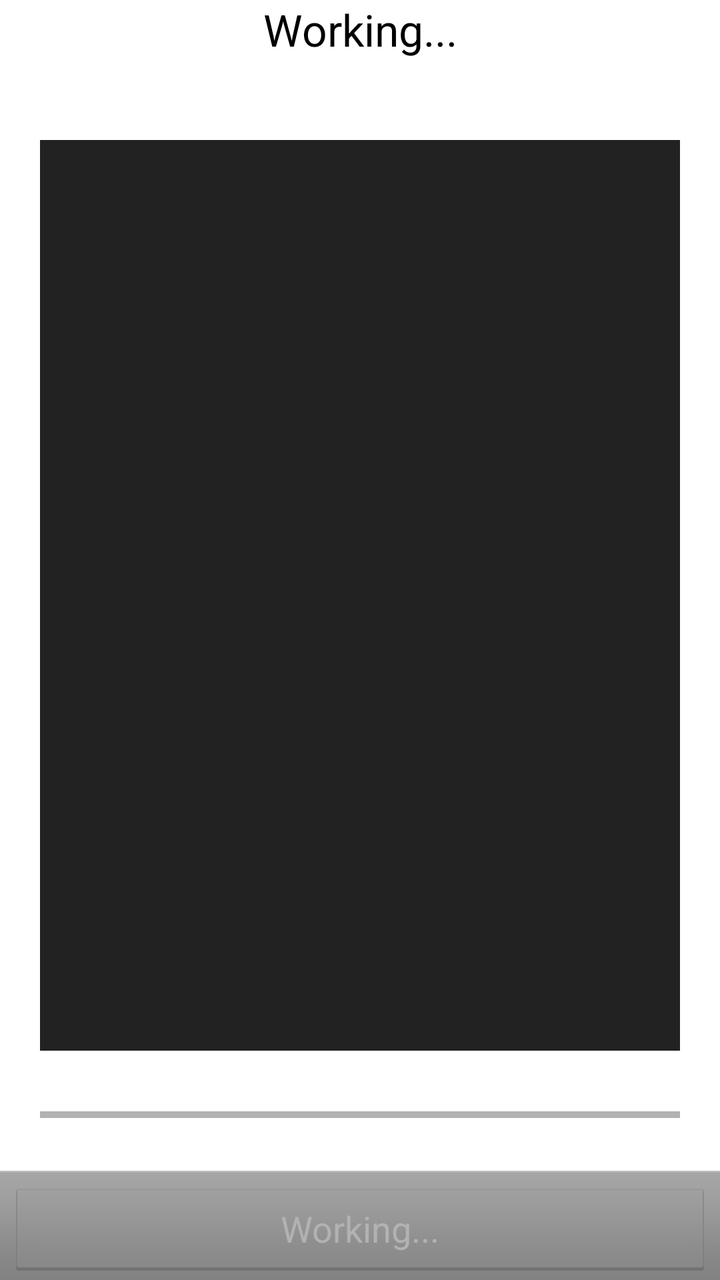
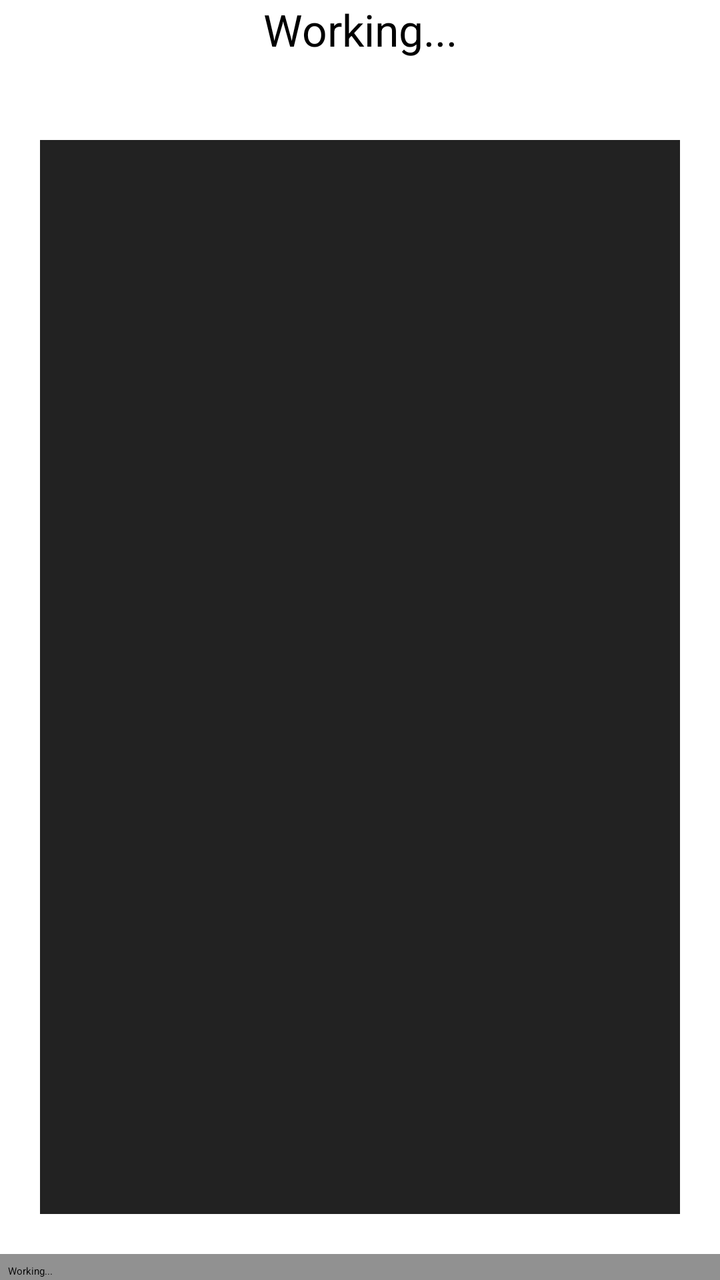

An Android layout rendered at two revisions. The XML below is the earlier revision; the diff shows what the commit changed to produce the second picture.
<!-- AndroidManifest.xml: activity theme Theme.Superuser -->
<!-- res/layout/fragment_updater.xml -->
<?xml version="1.0" encoding="utf-8"?>
<RelativeLayout xmlns:android="http://schemas.android.com/apk/res/android"
    android:id="@+id/home_root"
    android:orientation="vertical"
    android:layout_width="fill_parent"
    android:layout_height="fill_parent"
    android:background="@android:color/white">

    <LinearLayout style="@style/TitleBar">
        <ImageButton style="@style/TitleBarAction"
            android:id="@+id/home_button"
            android:contentDescription="@string/description_home"
            android:src="@drawable/ic_title_home" />

        <ImageView style="@style/TitleBarSeparator" />
        <TextView style="@style/TitleBarText" />
        <ProgressBar style="@style/TitleBarProgressIndicator"
            android:id="@+id/title_refresh_progress"
            android:visibility="invisible" />
    </LinearLayout>

    <TextView android:id="@+id/status"
        style="@android:style/TextAppearance.Large"
        android:layout_width="fill_parent"
        android:layout_height="wrap_content"
        android:layout_below="@id/title_container"
        android:layout_centerHorizontal="true"
        android:gravity="center"
        android:text="@string/updater_working" />

    <ListView android:id="@android:id/list"
        android:layout_width="wrap_content"
        android:layout_height="match_parent"
        android:layout_below="@id/title_container"
        android:layout_above="@+id/button_bar"
        android:layout_alignParentLeft="true"
        android:layout_alignParentRight="true"
        android:layout_marginTop="70dip"
        android:layout_marginBottom="60dip"
        android:layout_marginLeft="20dip"
        android:layout_marginRight="20dip"
        android:padding="3dp"
        android:divider="@android:color/transparent"
        android:listSelector="@android:color/transparent"
        android:cacheColorHint="@color/console_background"
        android:background="@color/console_background"
        android:transcriptMode="alwaysScroll" />

    <ProgressBar android:id="@+id/progress_bar"
        style="?android:attr/progressBarStyleHorizontal"
        android:layout_width="fill_parent"
        android:layout_height="wrap_content"
        android:layout_above="@id/button_bar"
        android:layout_marginRight="20dip"
        android:layout_marginLeft="20dip"
        android:layout_marginBottom="20dip"
        android:max="14"
        android:visibility="visible" />

    <LinearLayout android:id="@id/button_bar"
        android:layout_width="fill_parent"
        android:layout_height="wrap_content"
        android:layout_alignParentBottom="true"
        android:layout_centerHorizontal="true"
        android:orientation="horizontal"
        android:paddingTop="5dip"
        android:paddingLeft="4dip"
        android:paddingRight="4dip"
        android:paddingBottom="1dip"
        android:background="@drawable/bottom_bar">
        <Button android:id="@+id/action_button"
            android:layout_width="0dip"
            android:layout_height="wrap_content"
            android:layout_weight="1"
            android:text="@string/updater_working"
            android:enabled="false" />
    </LinearLayout>

</RelativeLayout>
<!-- resources referenced by this layout -->
<resources>
  <color name="console_background">#222222</color>
  <!-- drawable bottom_bar: png bitmap (drawable-hdpi, 389 bytes) -->
  <!-- drawable ic_title_home: png bitmap (drawable-hdpi, 3564 bytes) -->
  <string name="description_home">Home</string>
  <string name="updater_working">Working...</string>
  <style name="TitleBar">
          <item name="android:id">@id/title_container</item>
          <item name="android:layout_width">fill_parent</item>
          <item name="android:layout_height">@dimen/title_height</item>
          <item name="android:orientation">horizontal</item>
          <item name="android:background">@color/title_background</item>
      </style>
  <style name="TitleBarAction">
          <item name="android:layout_width">@dimen/title_height</item>
          <item name="android:layout_height">fill_parent</item>
          <item name="android:background">@drawable/title_button</item>
      </style>
  <style name="TitleBarProgressIndicator" parent="@android:style/Widget.ProgressBar.Small">
          <item name="android:layout_width">wrap_content</item>
          <item name="android:layout_height">wrap_content</item>
          <item name="android:layout_marginLeft">14dip</item>
          <item name="android:layout_marginRight">15dip</item>
          <item name="android:layout_marginTop">14dip</item>
          <item name="android:indeterminate">true</item>
      </style>
  <style name="TitleBarSeparator">
          <item name="android:layout_width">1px</item>
          <item name="android:layout_height">fill_parent</item>
          <item name="android:background">@color/title_separator</item>
      </style>
  <style name="TitleBarText">
          <item name="android:id">@id/title_text</item>
          <item name="android:layout_width">0dp</item>
          <item name="android:layout_height">fill_parent</item>
          <item name="android:layout_weight">1</item>
          <item name="android:gravity">center_vertical</item>
          <item name="android:textSize">@dimen/text_size_medium</item>
          <item name="android:paddingLeft">12dip</item>
          <item name="android:paddingRight">12dip</item>
          <item name="android:textStyle">bold</item>
          <item name="android:textColor">@color/title_text</item>
          <item name="android:singleLine">true</item>
          <item name="android:ellipsize">end</item>
      </style>
  <style name="Theme.Superuser" parent="android:style/Theme.Light">
          <item name="android:windowNoTitle">true</item>
          <item name="android:windowContentOverlay">@null</item>
         <item name="android:windowBackground">@color/title_background</item>
      </style>
  <dimen name="title_height">45dp</dimen>
  <color name="title_background">#ff5e5e5e</color>
  <!-- drawable title_button (drawable) -->
  <?xml version="1.0" encoding="utf-8"?>
  <selector xmlns:android="http://schemas.android.com/apk/res/android">
      <item android:state_focused="true" android:state_pressed="true" android:drawable="@drawable/btn_bg_pressed"/>
      <item android:state_focused="false" android:state_pressed="true" android:drawable="@drawable/btn_bg_pressed"/>
      <item android:state_focused="true" android:drawable="@drawable/btn_bg_selected"/>
      <item android:state_focused="false" android:state_pressed="false" android:drawable="@android:color/transparent"/>
  </selector>
  <color name="title_separator">#40ffffff</color>
  <dimen name="text_size_medium">18sp</dimen>
  <color name="title_text">#ffffffff</color>
  <!-- drawable btn_bg_pressed: png bitmap (drawable-hdpi, 2945 bytes) -->
  <!-- drawable btn_bg_selected: png bitmap (drawable-hdpi, 300 bytes) -->
</resources>

<!-- the commit's change to res/layout/fragment_updater.xml (unified diff, before → after) -->
@@ -6,24 +6,11 @@
     android:layout_height="fill_parent"
     android:background="@android:color/white">
 
-    <LinearLayout style="@style/TitleBar">
-        <ImageButton style="@style/TitleBarAction"
-            android:id="@+id/home_button"
-            android:contentDescription="@string/description_home"
-            android:src="@drawable/ic_title_home" />
-
-        <ImageView style="@style/TitleBarSeparator" />
-        <TextView style="@style/TitleBarText" />
-        <ProgressBar style="@style/TitleBarProgressIndicator"
-            android:id="@+id/title_refresh_progress"
-            android:visibility="invisible" />
-    </LinearLayout>
-
     <TextView android:id="@+id/status"
         style="@android:style/TextAppearance.Large"
         android:layout_width="fill_parent"
         android:layout_height="wrap_content"
-        android:layout_below="@id/title_container"
+        android:layout_alignParentTop="true"
         android:layout_centerHorizontal="true"
         android:gravity="center"
         android:text="@string/updater_working" />
@@ -31,12 +18,12 @@
     <ListView android:id="@android:id/list"
         android:layout_width="wrap_content"
         android:layout_height="match_parent"
-        android:layout_below="@id/title_container"
+        android:layout_alignParentTop="true"
         android:layout_above="@+id/button_bar"
         android:layout_alignParentLeft="true"
         android:layout_alignParentRight="true"
         android:layout_marginTop="70dip"
-        android:layout_marginBottom="60dip"
+        android:layout_marginBottom="20dip"
         android:layout_marginLeft="20dip"
         android:layout_marginRight="20dip"
         android:padding="3dp"
@@ -45,17 +32,6 @@
         android:cacheColorHint="@color/console_background"
         android:background="@color/console_background"
         android:transcriptMode="alwaysScroll" />
-
-    <ProgressBar android:id="@+id/progress_bar"
-        style="?android:attr/progressBarStyleHorizontal"
-        android:layout_width="fill_parent"
-        android:layout_height="wrap_content"
-        android:layout_above="@id/button_bar"
-        android:layout_marginRight="20dip"
-        android:layout_marginLeft="20dip"
-        android:layout_marginBottom="20dip"
-        android:max="14"
-        android:visibility="visible" />
 
     <LinearLayout android:id="@id/button_bar"
         android:layout_width="fill_parent"
@@ -67,7 +43,7 @@
         android:paddingLeft="4dip"
         android:paddingRight="4dip"
         android:paddingBottom="1dip"
-        android:background="@drawable/bottom_bar">
+        android:background="@color/title_split_background">
         <Button android:id="@+id/action_button"
             android:layout_width="0dip"
             android:layout_height="wrap_content"
<!-- resource entries referenced after the edit -->
@@ -1,68 +1,21 @@
 <!-- resources referenced by this layout -->
 <resources>
   <color name="console_background">#222222</color>
-  <!-- drawable bottom_bar: png bitmap (drawable-hdpi, 389 bytes) -->
-  <!-- drawable ic_title_home: png bitmap (drawable-hdpi, 3564 bytes) -->
-  <string name="description_home">Home</string>
+  <color name="title_split_background">#ff919191</color>
   <string name="updater_working">Working...</string>
-  <style name="TitleBar">
-          <item name="android:id">@id/title_container</item>
-          <item name="android:layout_width">fill_parent</item>
-          <item name="android:layout_height">@dimen/title_height</item>
-          <item name="android:orientation">horizontal</item>
+  <style name="Theme.Superuser" parent="Theme.Sherlock.Light.DarkActionBar">
+          <item name="actionBarStyle">@style/Widget.Superuser.ActionBar</item>
+          <item name="android:actionBarStyle">@style/Widget.Superuser.ActionBar</item>
+          <item name="absForceOverflow">true</item>
+      </style>
+  <style name="Widget.Superuser.ActionBar" parent="Widget.Sherlock.Light.ActionBar.Solid.Inverse">
+          <item name="background">@color/title_background</item>
           <item name="android:background">@color/title_background</item>
+          <item name="backgroundSplit">@color/title_split_background</item>
+          <item name="android:backgroundSplit">@color/title_split_background</item>
+          <item name="displayOptions">useLogo|showHome</item>
+          <item name="android:displayOptions">useLogo|showHome</item>
       </style>
-  <style name="TitleBarAction">
-          <item name="android:layout_width">@dimen/title_height</item>
-          <item name="android:layout_height">fill_parent</item>
-          <item name="android:background">@drawable/title_button</item>
-      </style>
-  <style name="TitleBarProgressIndicator" parent="@android:style/Widget.ProgressBar.Small">
-          <item name="android:layout_width">wrap_content</item>
-          <item name="android:layout_height">wrap_content</item>
-          <item name="android:layout_marginLeft">14dip</item>
-          <item name="android:layout_marginRight">15dip</item>
-          <item name="android:layout_marginTop">14dip</item>
-          <item name="android:indeterminate">true</item>
-      </style>
-  <style name="TitleBarSeparator">
-          <item name="android:layout_width">1px</item>
-          <item name="android:layout_height">fill_parent</item>
-          <item name="android:background">@color/title_separator</item>
-      </style>
-  <style name="TitleBarText">
-          <item name="android:id">@id/title_text</item>
-          <item name="android:layout_width">0dp</item>
-          <item name="android:layout_height">fill_parent</item>
-          <item name="android:layout_weight">1</item>
-          <item name="android:gravity">center_vertical</item>
-          <item name="android:textSize">@dimen/text_size_medium</item>
-          <item name="android:paddingLeft">12dip</item>
-          <item name="android:paddingRight">12dip</item>
-          <item name="android:textStyle">bold</item>
-          <item name="android:textColor">@color/title_text</item>
-          <item name="android:singleLine">true</item>
-          <item name="android:ellipsize">end</item>
-      </style>
-  <style name="Theme.Superuser" parent="android:style/Theme.Light">
-          <item name="android:windowNoTitle">true</item>
-          <item name="android:windowContentOverlay">@null</item>
-         <item name="android:windowBackground">@color/title_background</item>
-      </style>
-  <dimen name="title_height">45dp</dimen>
   <color name="title_background">#ff5e5e5e</color>
-  <!-- drawable title_button (drawable) -->
-  <?xml version="1.0" encoding="utf-8"?>
-  <selector xmlns:android="http://schemas.android.com/apk/res/android">
-      <item android:state_focused="true" android:state_pressed="true" android:drawable="@drawable/btn_bg_pressed"/>
-      <item android:state_focused="false" android:state_pressed="true" android:drawable="@drawable/btn_bg_pressed"/>
-      <item android:state_focused="true" android:drawable="@drawable/btn_bg_selected"/>
-      <item android:state_focused="false" android:state_pressed="false" android:drawable="@android:color/transparent"/>
-  </selector>
-  <color name="title_separator">#40ffffff</color>
-  <dimen name="text_size_medium">18sp</dimen>
-  <color name="title_text">#ffffffff</color>
-  <!-- drawable btn_bg_pressed: png bitmap (drawable-hdpi, 2945 bytes) -->
-  <!-- drawable btn_bg_selected: png bitmap (drawable-hdpi, 300 bytes) -->
 </resources>
 
